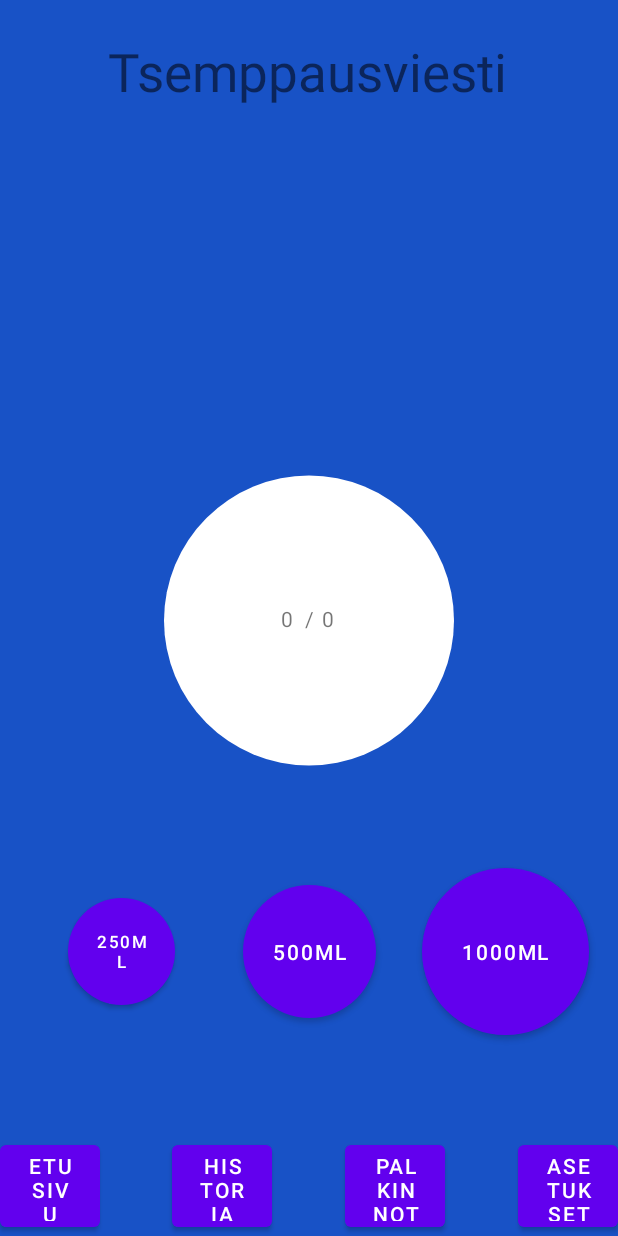
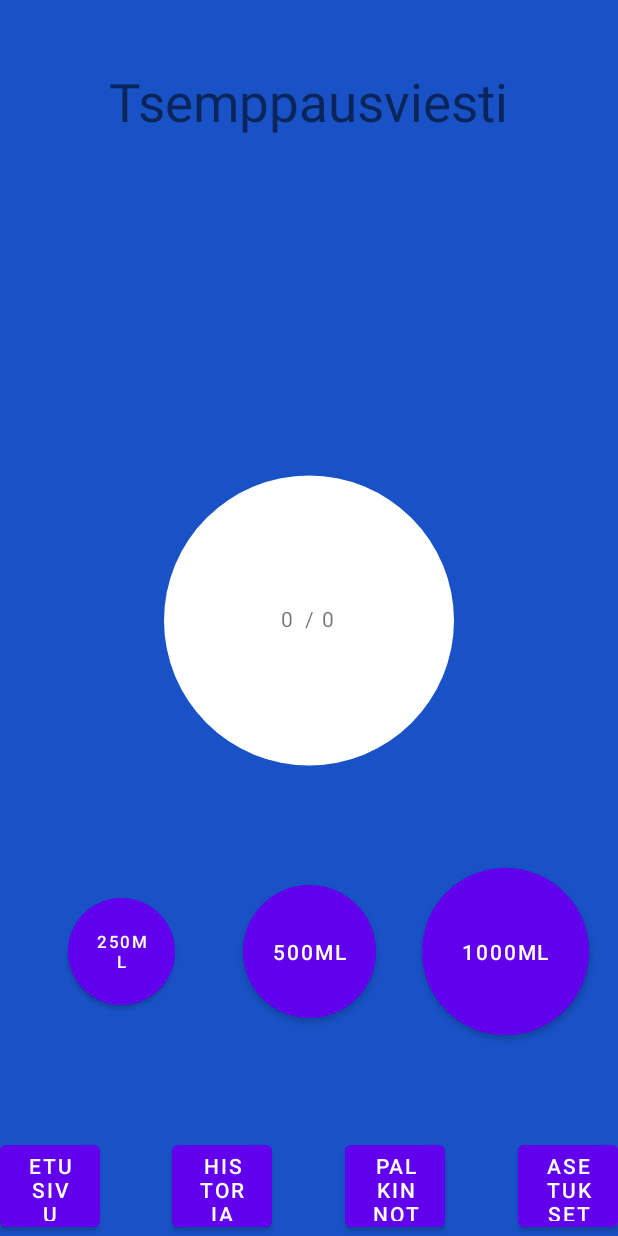
Before and after one commit to Pennane/vesihiisi, an Android app: the MainActivity screen opened directly, with no data from a screen before it, on a phone screen of 412 x 824 dp. Run offline under Robolectric (Android 15) with nearby library versions, the phone set to English and light mode, and no system bars.

Commit message:
Center and pad the motivation-message

```diff
--- a/app/src/main/res/layout/activity_main.xml
+++ b/app/src/main/res/layout/activity_main.xml
@@ -106,6 +106,8 @@
         android:layout_marginBottom="24dp"
         android:text="Tsemppausviesti"
         android:textSize="35sp"
+        android:padding="20dp"
+        android:gravity="center"
         app:layout_constraintBottom_toTopOf="@+id/imageView"
         app:layout_constraintEnd_toEndOf="parent"
         app:layout_constraintHorizontal_bias="0.495"
```
